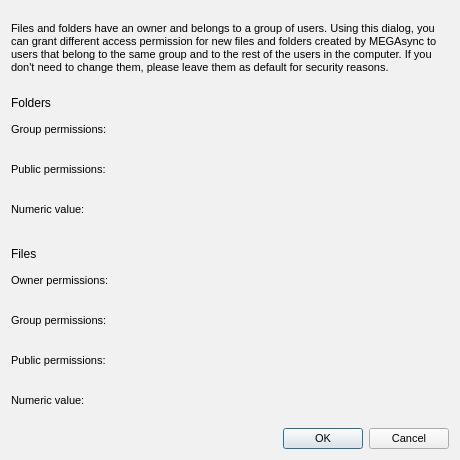
First picture: the form in src/MEGASync/gui/linux/PermissionsDialog.ui, repository meganz/MEGAsync, before the edit.
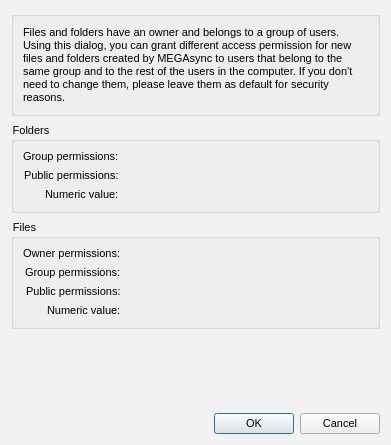
Second picture: the form after the edit. Custom widgets are drawn as their Qt base class.

Commit message: Beautify the Permissions dialog for Linux

Patch:
```diff
--- a/src/MEGASync/gui/linux/PermissionsDialog.ui
+++ b/src/MEGASync/gui/linux/PermissionsDialog.ui
@@ -6,22 +6,10 @@
    <rect>
     <x>0</x>
     <y>0</y>
-    <width>460</width>
-    <height>460</height>
+    <width>391</width>
+    <height>445</height>
    </rect>
   </property>
-  <property name="minimumSize">
-   <size>
-    <width>460</width>
-    <height>460</height>
-   </size>
-  </property>
-  <property name="maximumSize">
-   <size>
-    <width>460</width>
-    <height>460</height>
-   </size>
-  </property>
   <property name="windowTitle">
    <string>Permissions for new folders and files</string>
   </property>
@@ -43,117 +31,61 @@
 }</string>
   </property>
   <layout class="QVBoxLayout" name="verticalLayout">
-   <property name="spacing">
-    <number>12</number>
-   </property>
    <item>
-    <widget class="QLabel" name="lPermissionsDesc">
-     <property name="styleSheet">
-      <string notr="true"/>
+    <widget class="QGroupBox" name="groupBox">
+     <property name="title">
+      <string/>
      </property>
-     <property name="text">
-      <string>Files and folders have an owner and belongs to a group of users. Using this dialog, you can grant different access permission for new files and folders created by MEGAsync to users that belong to the same group and to the rest of the users in the computer. If you don't need to change them, please leave them as default for security reasons.</string>
-     </property>
-     <property name="wordWrap">
-      <bool>true</bool>
-     </property>
+     <layout class="QVBoxLayout" name="verticalLayout_2">
+      <item>
+       <widget class="QLabel" name="lPermissionsDesc">
+        <property name="styleSheet">
+         <string notr="true"/>
+        </property>
+        <property name="text">
+         <string>Files and folders have an owner and belongs to a group of users. Using this dialog, you can grant different access permission for new files and folders created by MEGAsync to users that belong to the same group and to the rest of the users in the computer. If you don't need to change them, please leave them as default for security reasons.</string>
+        </property>
+        <property name="wordWrap">
+         <bool>true</bool>
+        </property>
+       </widget>
+      </item>
+     </layout>
     </widget>
    </item>
    <item>
-    <widget class="QWidget" name="wFolderPermissions" native="true">
+    <widget class="QGroupBox" name="wFolderPermissions">
      <property name="layoutDirection">
       <enum>Qt::LeftToRight</enum>
      </property>
+     <property name="title">
+      <string>Folders</string>
+     </property>
      <layout class="QFormLayout" name="formLayout">
       <property name="fieldGrowthPolicy">
        <enum>QFormLayout::FieldsStayAtSizeHint</enum>
       </property>
       <property name="labelAlignment">
-       <set>Qt::AlignLeading|Qt::AlignLeft|Qt::AlignVCenter</set>
-      </property>
-      <property name="formAlignment">
-       <set>Qt::AlignLeading|Qt::AlignLeft|Qt::AlignTop</set>
-      </property>
-      <property name="horizontalSpacing">
-       <number>10</number>
-      </property>
-      <property name="verticalSpacing">
-       <number>4</number>
-      </property>
-      <property name="leftMargin">
-       <number>0</number>
-      </property>
-      <property name="topMargin">
-       <number>0</number>
-      </property>
-      <property name="rightMargin">
-       <number>0</number>
-      </property>
-      <property name="bottomMargin">
-       <number>0</number>
+       <set>Qt::AlignRight|Qt::AlignTrailing|Qt::AlignVCenter</set>
       </property>
       <item row="0" column="0">
-       <widget class="QLabel" name="lFolders">
-        <property name="text">
-         <string>Folders</string>
-        </property>
-       </widget>
-      </item>
-      <item row="1" column="0">
        <widget class="QLabel" name="lGroupFolders">
-        <property name="minimumSize">
-         <size>
-          <width>0</width>
-          <height>31</height>
-         </size>
-        </property>
-        <property name="maximumSize">
-         <size>
-          <width>16777215</width>
-          <height>31</height>
-         </size>
-        </property>
         <property name="text">
          <string>Group permissions:</string>
         </property>
        </widget>
       </item>
-      <item row="1" column="1">
-       <widget class="PermissionsWidget" name="wFolderGroup" native="true">
-        <property name="minimumSize">
-         <size>
-          <width>254</width>
-          <height>36</height>
-         </size>
-        </property>
-        <property name="maximumSize">
-         <size>
-          <width>16777215</width>
-          <height>33</height>
-         </size>
-        </property>
-       </widget>
+      <item row="0" column="1">
+       <widget class="PermissionsWidget" name="wFolderGroup" native="true"/>
       </item>
-      <item row="3" column="0">
+      <item row="1" column="0">
        <widget class="QLabel" name="lPublicFolders">
-        <property name="minimumSize">
-         <size>
-          <width>0</width>
-          <height>31</height>
-         </size>
-        </property>
-        <property name="maximumSize">
-         <size>
-          <width>16777215</width>
-          <height>31</height>
-         </size>
-        </property>
         <property name="text">
          <string>Public permissions:</string>
         </property>
        </widget>
       </item>
-      <item row="3" column="1">
+      <item row="1" column="1">
        <widget class="PermissionsWidget" name="wFolderPublic" native="true">
         <property name="sizePolicy">
          <sizepolicy hsizetype="Preferred" vsizetype="Preferred">
@@ -161,211 +93,35 @@
           <verstretch>0</verstretch>
          </sizepolicy>
         </property>
-        <property name="minimumSize">
-         <size>
-          <width>254</width>
-          <height>36</height>
-         </size>
-        </property>
-        <property name="maximumSize">
-         <size>
-          <width>16777215</width>
-          <height>33</height>
-         </size>
-        </property>
        </widget>
       </item>
-      <item row="5" column="0">
+      <item row="2" column="0">
        <widget class="QLabel" name="lFolderPermissionsDesc">
-        <property name="minimumSize">
-         <size>
-          <width>0</width>
-          <height>31</height>
-         </size>
-        </property>
-        <property name="maximumSize">
-         <size>
-          <width>16777215</width>
-          <height>31</height>
-         </size>
-        </property>
         <property name="text">
          <string>Numeric value:</string>
         </property>
        </widget>
       </item>
-      <item row="5" column="1">
-       <widget class="QLabel" name="lFolderPermissions">
-        <property name="minimumSize">
-         <size>
-          <width>50</width>
-          <height>31</height>
-         </size>
-        </property>
-        <property name="text">
-         <string/>
-        </property>
-        <property name="alignment">
-         <set>Qt::AlignLeading|Qt::AlignLeft|Qt::AlignVCenter</set>
-        </property>
-       </widget>
+      <item row="2" column="1">
+       <widget class="QLabel" name="lFolderPermissions"/>
       </item>
      </layout>
     </widget>
    </item>
    <item>
-    <widget class="QWidget" name="wFilePermissions" native="true">
+    <widget class="QGroupBox" name="wFilePermissions">
+     <property name="title">
+      <string>Files</string>
+     </property>
      <layout class="QFormLayout" name="formLayout_2">
+      <property name="fieldGrowthPolicy">
+       <enum>QFormLayout::FieldsStayAtSizeHint</enum>
+      </property>
       <property name="labelAlignment">
-       <set>Qt::AlignLeading|Qt::AlignLeft|Qt::AlignVCenter</set>
-      </property>
-      <property name="formAlignment">
-       <set>Qt::AlignLeading|Qt::AlignLeft|Qt::AlignTop</set>
-      </property>
-      <property name="horizontalSpacing">
-       <number>10</number>
-      </property>
-      <property name="verticalSpacing">
-       <number>4</number>
-      </property>
-      <property name="leftMargin">
-       <number>0</number>
-      </property>
-      <property name="topMargin">
-       <number>10</number>
-      </property>
-      <property name="rightMargin">
-       <number>0</number>
-      </property>
-      <property name="bottomMargin">
-       <number>0</number>
+       <set>Qt::AlignRight|Qt::AlignTrailing|Qt::AlignVCenter</set>
       </property>
       <item row="0" column="0">
-       <widget class="QLabel" name="lFiles">
-        <property name="text">
-         <string>Files</string>
-        </property>
-       </widget>
-      </item>
-      <item row="6" column="0">
-       <widget class="QLabel" name="lFilePermissionsDesc">
-        <property name="minimumSize">
-         <size>
-          <width>0</width>
-          <height>31</height>
-         </size>
-        </property>
-        <property name="maximumSize">
-         <size>
-          <width>16777215</width>
-          <height>31</height>
-         </size>
-        </property>
-        <property name="text">
-         <string>Numeric value:</string>
-        </property>
-       </widget>
-      </item>
-      <item row="6" column="1">
-       <widget class="QLabel" name="lFilePermissions">
-        <property name="minimumSize">
-         <size>
-          <width>50</width>
-          <height>31</height>
-         </size>
-        </property>
-        <property name="text">
-         <string/>
-        </property>
-        <property name="alignment">
-         <set>Qt::AlignLeading|Qt::AlignLeft|Qt::AlignVCenter</set>
-        </property>
-       </widget>
-      </item>
-      <item row="2" column="0">
-       <widget class="QLabel" name="lGroupFiles">
-        <property name="minimumSize">
-         <size>
-          <width>0</width>
-          <height>31</height>
-         </size>
-        </property>
-        <property name="maximumSize">
-         <size>
-          <width>16777215</width>
-          <height>31</height>
-         </size>
-        </property>
-        <property name="text">
-         <string>Group permissions:</string>
-        </property>
-       </widget>
-      </item>
-      <item row="2" column="1">
-       <widget class="PermissionsWidget" name="wFileGroup" native="true">
-        <property name="minimumSize">
-         <size>
-          <width>254</width>
-          <height>36</height>
-         </size>
-        </property>
-        <property name="maximumSize">
-         <size>
-          <width>16777215</width>
-          <height>33</height>
-         </size>
-        </property>
-       </widget>
-      </item>
-      <item row="4" column="0">
-       <widget class="QLabel" name="lPublicFiles">
-        <property name="minimumSize">
-         <size>
-          <width>0</width>
-          <height>31</height>
-         </size>
-        </property>
-        <property name="maximumSize">
-         <size>
-          <width>16777215</width>
-          <height>31</height>
-         </size>
-        </property>
-        <property name="text">
-         <string>Public permissions:</string>
-        </property>
-       </widget>
-      </item>
-      <item row="4" column="1">
-       <widget class="PermissionsWidget" name="wFilePublic" native="true">
-        <property name="minimumSize">
-         <size>
-          <width>254</width>
-          <height>36</height>
-         </size>
-        </property>
-        <property name="maximumSize">
-         <size>
-          <width>16777215</width>
-          <height>33</height>
-         </size>
-        </property>
-       </widget>
-      </item>
-      <item row="1" column="0">
        <widget class="QLabel" name="lOwnerFiles">
-        <property name="minimumSize">
-         <size>
-          <width>0</width>
-          <height>31</height>
-         </size>
-        </property>
-        <property name="maximumSize">
-         <size>
-          <width>16777215</width>
-          <height>31</height>
-         </size>
-        </property>
         <property name="styleSheet">
          <string notr="true">font: normal;</string>
         </property>
@@ -374,22 +130,39 @@
         </property>
        </widget>
       </item>
+      <item row="0" column="1">
+       <widget class="PermissionsWidget" name="wFileOwner" native="true"/>
+      </item>
+      <item row="1" column="0">
+       <widget class="QLabel" name="lGroupFiles">
+        <property name="text">
+         <string>Group permissions:</string>
+        </property>
+       </widget>
+      </item>
       <item row="1" column="1">
-       <widget class="PermissionsWidget" name="wFileOwner" native="true">
-        <property name="minimumSize">
-         <size>
-          <width>254</width>
-          <height>36</height>
-         </size>
+       <widget class="PermissionsWidget" name="wFileGroup" native="true"/>
+      </item>
+      <item row="2" column="0">
+       <widget class="QLabel" name="lPublicFiles">
+        <property name="text">
+         <string>Public permissions:</string>
         </property>
-        <property name="maximumSize">
-         <size>
-          <width>16777215</width>
-          <height>33</height>
-         </size>
+       </widget>
+      </item>
+      <item row="2" column="1">
+       <widget class="PermissionsWidget" name="wFilePublic" native="true"/>
+      </item>
+      <item row="3" column="0">
+       <widget class="QLabel" name="lFilePermissionsDesc">
+        <property name="text">
+         <string>Numeric value:</string>
         </property>
        </widget>
       </item>
+      <item row="3" column="1">
+       <widget class="QLabel" name="lFilePermissions"/>
+      </item>
      </layout>
      <zorder>lFilePermissionsDesc</zorder>
      <zorder>lFilePermissions</zorder>
@@ -403,10 +176,20 @@
     </widget>
    </item>
    <item>
-    <widget class="QDialogButtonBox" name="buttonBox">
+    <spacer name="verticalSpacer">
      <property name="orientation">
-      <enum>Qt::Horizontal</enum>
+      <enum>Qt::Vertical</enum>
      </property>
+     <property name="sizeHint" stdset="0">
+      <size>
+       <width>20</width>
+       <height>40</height>
+      </size>
+     </property>
+    </spacer>
+   </item>
+   <item>
+    <widget class="QDialogButtonBox" name="buttonBox">
      <property name="standardButtons">
       <set>QDialogButtonBox::Cancel|QDialogButtonBox::Ok</set>
      </property>
```
Left out of the diff: 1 changed line with no effect on the pictures. The commit also changes 1 other file.
